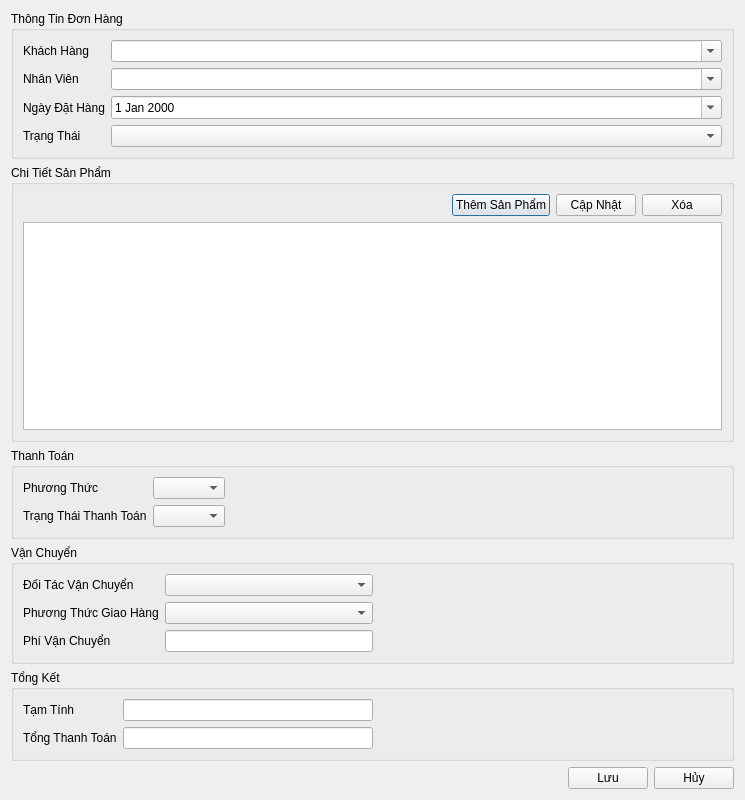
This is ui/order_detail.ui in thinh-doan/sales-and-warehouse-management-system as Qt 5 draws it before an edit. The edited form follows.
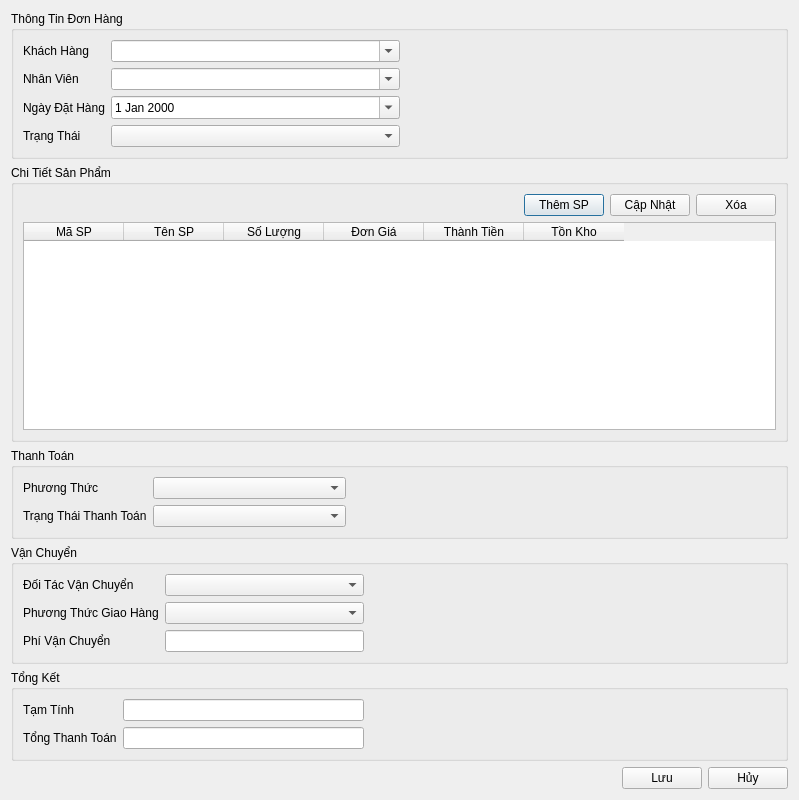
This is the edited form.

Diff of the .ui file:
```diff
--- a/ui/order_detail.ui
+++ b/ui/order_detail.ui
@@ -6,7 +6,7 @@
    <rect>
     <x>0</x>
     <y>0</y>
-    <width>745</width>
+    <width>799</width>
     <height>800</height>
    </rect>
   </property>
@@ -19,7 +19,7 @@
      <property name="title">
       <string>Thông Tin Đơn Hàng</string>
      </property>
-     <layout class="QHBoxLayout" name="horizontalLayout">
+     <layout class="QHBoxLayout" name="horizontalLayout" stretch="2,2">
       <item>
        <layout class="QFormLayout" name="formLayout">
         <item row="0" column="0">
@@ -76,6 +76,19 @@
         </item>
        </layout>
       </item>
+      <item>
+       <spacer name="horizontalSpacer_6">
+        <property name="orientation">
+         <enum>Qt::Horizontal</enum>
+        </property>
+        <property name="sizeHint" stdset="0">
+         <size>
+          <width>412</width>
+          <height>20</height>
+         </size>
+        </property>
+       </spacer>
+      </item>
      </layout>
     </widget>
    </item>
@@ -103,7 +116,7 @@
         <item>
          <widget class="QPushButton" name="btnAddItem">
           <property name="text">
-           <string>Thêm Sản Phẩm</string>
+           <string>Thêm SP</string>
           </property>
          </widget>
         </item>
@@ -124,7 +137,38 @@
        </layout>
       </item>
       <item>
-       <widget class="QTableWidget" name="tableOrderItems"/>
+       <widget class="QTableWidget" name="tableOrderItems">
+        <column>
+         <property name="text">
+          <string>Mã SP</string>
+         </property>
+        </column>
+        <column>
+         <property name="text">
+          <string>Tên SP</string>
+         </property>
+        </column>
+        <column>
+         <property name="text">
+          <string>Số Lượng</string>
+         </property>
+        </column>
+        <column>
+         <property name="text">
+          <string>Đơn Giá</string>
+         </property>
+        </column>
+        <column>
+         <property name="text">
+          <string>Thành Tiền</string>
+         </property>
+        </column>
+        <column>
+         <property name="text">
+          <string>Tồn Kho</string>
+         </property>
+        </column>
+       </widget>
       </item>
      </layout>
     </widget>
@@ -134,7 +178,7 @@
      <property name="title">
       <string>Thanh Toán</string>
      </property>
-     <layout class="QHBoxLayout" name="horizontalLayout_2">
+     <layout class="QHBoxLayout" name="horizontalLayout_2" stretch="3,4">
       <item>
        <layout class="QFormLayout" name="formLayout_3">
         <item row="0" column="0">
@@ -222,7 +266,7 @@
         </property>
         <property name="sizeHint" stdset="0">
          <size>
-          <width>343</width>
+          <width>412</width>
           <height>20</height>
          </size>
         </property>
@@ -268,7 +312,7 @@
         </property>
         <property name="sizeHint" stdset="0">
          <size>
-          <width>343</width>
+          <width>412</width>
           <height>20</height>
          </size>
         </property>
```
